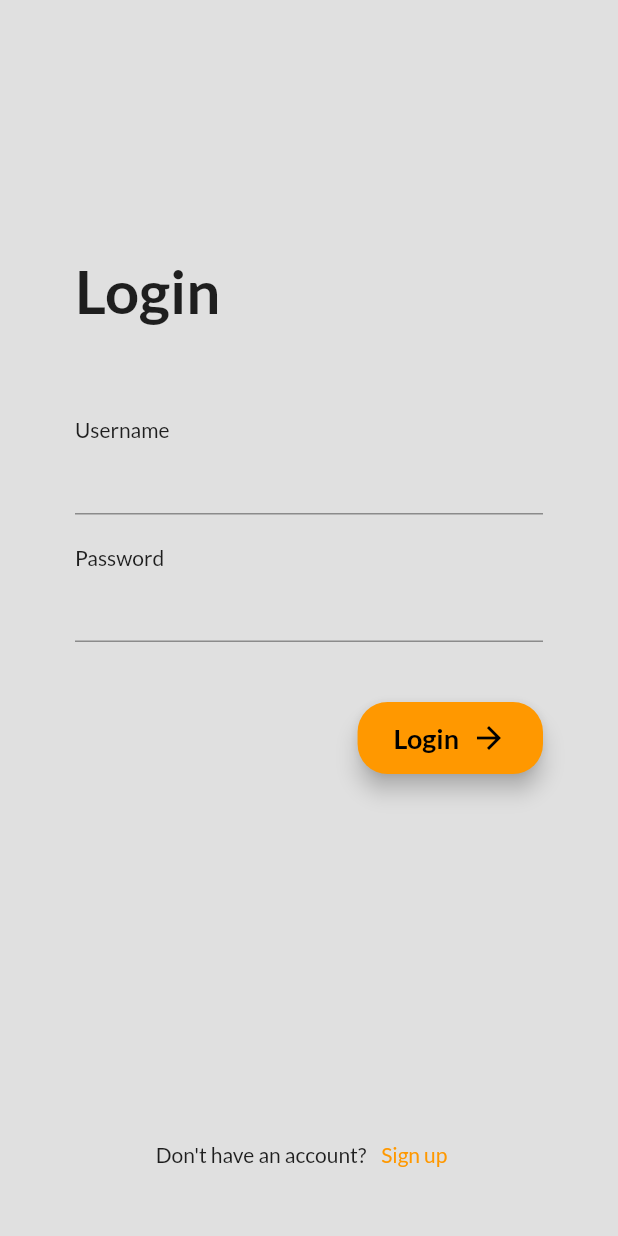
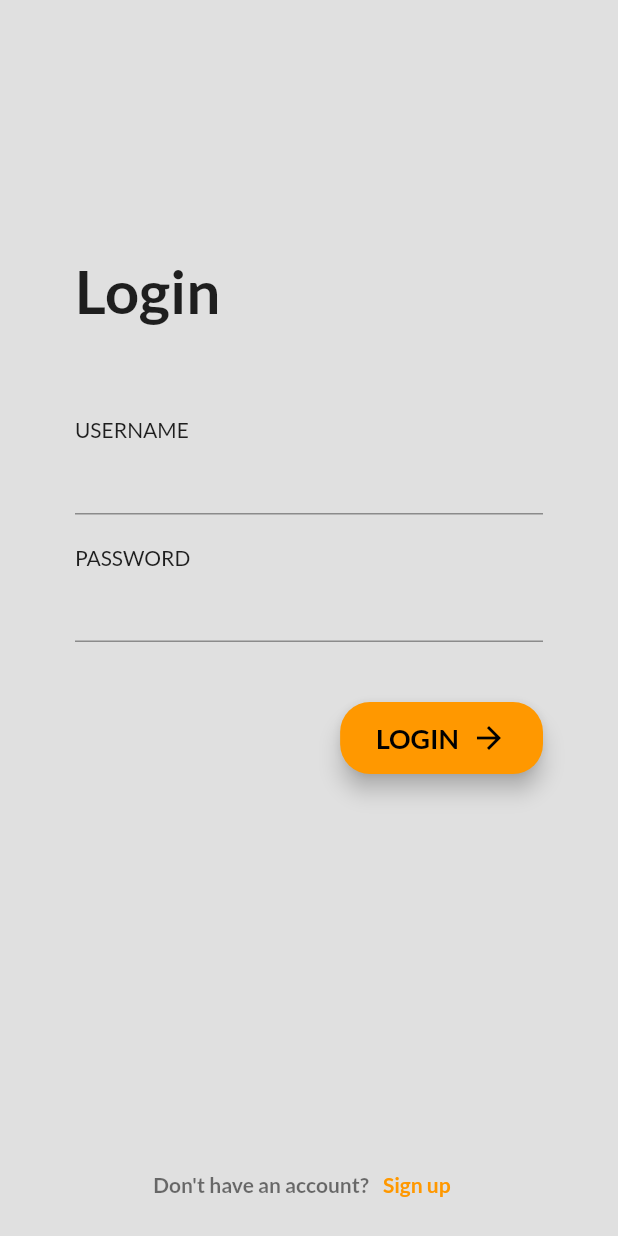
Before and after one commit to SyedAhmed334/ecommerce-app-ui-flutter, a Flutter app: the screen it shows after launch, on a phone screen of 412 x 824 dp. Run offline on Flutter 3.47's test engine with Material 2 defaults, Android fonts, the phone set to English and light mode, and no system bars; our stand-ins replace fluttertoast, google_fonts.

```diff
--- /dev/null
+++ b/lib/Screens/login.dart
@@ -0,0 +1,150 @@
+// ignore_for_file: prefer_const_constructors, prefer_final_fields, prefer_const_literals_to_create_immutables
+
+import 'package:ecommerce_app_ui/Screens/signup.dart';
+import 'package:flutter/material.dart';
+import 'package:fluttertoast/fluttertoast.dart';
+
+class LoginPage extends StatelessWidget {
+  LoginPage({super.key});
+
+  GlobalKey<FormState> _formKey = GlobalKey<FormState>();
+
+  @override
+  Widget build(BuildContext context) {
+    return Scaffold(
+      body: SingleChildScrollView(
+        child: Form(
+          key: _formKey,
+          child: Padding(
+            padding: const EdgeInsets.symmetric(horizontal: 20, vertical: 20),
+            child: Column(
+              crossAxisAlignment: CrossAxisAlignment.start,
+              children: [
+                Padding(
+                  padding:
+                      const EdgeInsets.symmetric(horizontal: 30, vertical: 150),
+                  child: Column(
+                    crossAxisAlignment: CrossAxisAlignment.start,
+                    children: [
+                      Text(
+                        "Login",
+                        textAlign: TextAlign.center,
+                        style: TextStyle(
+                            fontSize: 40, fontWeight: FontWeight.bold),
+                      ),
+                      SizedBox(
+                        height: 60,
+                      ),
+                      Text('USERNAME'),
+                      TextFormField(
+                        keyboardType: TextInputType.emailAddress,
+                        validator: (value) {
+                          if (value == null || value.isEmpty) {
+                            return 'Please enter some text';
+                          }
+                          return null;
+                        },
+                      ),
+                      SizedBox(
+                        height: 20,
+                      ),
+                      Text('PASSWORD'),
+                      TextFormField(
+                        obscureText: true,
+                        validator: (value) {
+                          if (value == null || value.isEmpty) {
+                            return 'Please enter some text';
+                          }
+                          if (value.length < 8) {
+                            return 'Password must be at least 8 characters long';
+                          }
+                          if (!value.contains(RegExp(r'[0-9]'))) {
+                            return 'Password must contain at least one number';
+                          }
+                          if (!value.contains(RegExp(r'[A-Z]'))) {
+                            return 'Password must contain at least one capital case letter';
+                          }
+                          return null;
+                        },
+                      ),
+                      SizedBox(
+                        height: 40,
+                      ),
+                      Align(
+                        alignment: Alignment.centerRight,
+                        child: ElevatedButton(
+                          style: ButtonStyle(
+                              elevation: MaterialStateProperty.all(6),
+                              shape: MaterialStateProperty.all(
+                                  RoundedRectangleBorder(
+                                      borderRadius:
+                                          BorderRadius.circular(20)))),
+                          onPressed: () {
+                            if (_formKey.currentState!.validate()) {
+                              Fluttertoast.showToast(
+                                msg: "Logged In Successfully",
+                                toastLength: Toast.LENGTH_LONG,
+                                backgroundColor: Colors.blue,
+                              );
+                            }
+                          }, // Call the _submitForm function when pressed
+                          child: Padding(
+                            padding: const EdgeInsets.symmetric(
+                                vertical: 12.0, horizontal: 8),
+                            child: Row(
+                              mainAxisSize: MainAxisSize.min,
+                              children: [
+                                Text(
+                                  'LOGIN',
+                                  style: TextStyle(
+                                      fontWeight: FontWeight.bold,
+                                      fontSize: 18),
+                                ),
+                                SizedBox(width: 8),
+                                // Add some space between the icon and label
+                                Icon(Icons.arrow_forward),
+                              ],
+                            ),
+                          ),
+                        ),
+                      ),
+                    ],
+                  ),
+                ),
+                Container(
+                  padding: EdgeInsets.only(top: 100),
+                  child: Align(
+                    alignment: Alignment.bottomCenter,
+                    child: Row(
+                      mainAxisAlignment: MainAxisAlignment.center,
+                      children: [
+                        Text(
+                          'Don\'t have an account?',
+                          style: TextStyle(
+                              fontWeight: FontWeight.w600,
+                              color: Colors.black54),
+                        ),
+                        TextButton(
+                          onPressed: () {
+                            Navigator.push(context,
+                                MaterialPageRoute(builder: (context) {
+                              return SignUpPage();
+                            }));
+                          },
+                          child: Text(
+                            'Sign up',
+                            style: TextStyle(fontWeight: FontWeight.w700),
+                          ),
+                        ),
+                      ],
+                    ),
+                  ),
+                ),
+              ],
+            ),
+          ),
+        ),
+      ),
+    );
+  }
+}
```
Also changed, not shown: lib/Screens/signup.dart (renamed from lib/login.dart, +78 -26 lines), lib/main.dart (+4 -4 lines).
